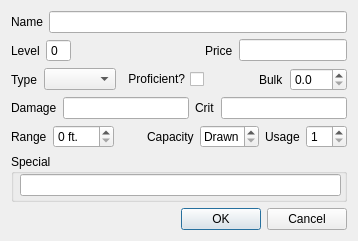
This is WeaponDialog.ui in smithbt/StarfinderCharacterApp as Qt 5 draws it before an edit. The edited form follows.
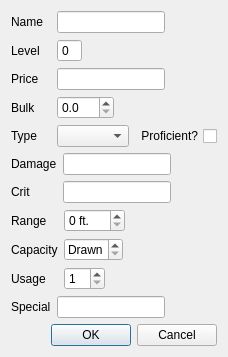
This is the edited form.

Commit message: Changed how WeaponWidget displays ammo information.

Diff of the .ui file:
```diff
--- a/WeaponDialog.ui
+++ b/WeaponDialog.ui
@@ -6,17 +6,18 @@
    <rect>
     <x>0</x>
     <y>0</y>
-    <width>358</width>
-    <height>221</height>
+    <width>207</width>
+    <height>353</height>
    </rect>
   </property>
   <property name="windowTitle">
    <string>New Weapon</string>
   </property>
-  <layout class="QVBoxLayout" name="verticalLayout">
-   <item>
-    <layout class="QHBoxLayout" name="horizontalLayout_3">
-     <item>
+  <layout class="QFormLayout" name="formLayout_2">
+   <property name="fieldGrowthPolicy">
+    <enum>QFormLayout::FieldsStayAtSizeHint</enum>
+   </property>
+   <item row="0" column="0">
       <widget class="QLabel" name="name_label">
        <property name="text">
         <string>Name</string>
@@ -26,14 +27,10 @@
        </property>
       </widget>
      </item>
-     <item>
+   <item row="0" column="1">
       <widget class="QLineEdit" name="name_lineEdit"/>
      </item>
-    </layout>
-   </item>
-   <item>
-    <layout class="QHBoxLayout" name="horizontalLayout">
-     <item>
+   <item row="1" column="0">
       <widget class="QLabel" name="level_label">
        <property name="text">
         <string>Level</string>
@@ -43,7 +40,7 @@
        </property>
       </widget>
      </item>
-     <item>
+   <item row="1" column="1">
       <widget class="QSpinBox" name="level_spinBox">
        <property name="buttonSymbols">
         <enum>QAbstractSpinBox::NoButtons</enum>
@@ -53,20 +50,7 @@
        </property>
       </widget>
      </item>
-     <item>
-      <spacer name="horizontalSpacer_4">
-       <property name="orientation">
-        <enum>Qt::Horizontal</enum>
-       </property>
-       <property name="sizeHint" stdset="0">
-        <size>
-         <width>40</width>
-         <height>20</height>
-        </size>
-       </property>
-      </spacer>
-     </item>
-     <item>
+   <item row="2" column="0">
       <widget class="QLabel" name="price_label">
        <property name="text">
         <string>Price</string>
@@ -76,7 +60,7 @@
        </property>
       </widget>
      </item>
-     <item>
+   <item row="2" column="1">
       <widget class="QLineEdit" name="price_lineEdit">
        <property name="sizePolicy">
         <sizepolicy hsizetype="Preferred" vsizetype="Fixed">
@@ -86,11 +70,24 @@
        </property>
       </widget>
      </item>
-    </layout>
+   <item row="3" column="0">
+    <widget class="QLabel" name="bulk_label">
+     <property name="text">
+      <string>Bulk</string>
+     </property>
+     <property name="buddy">
+      <cstring>bulk_doubleSpinBox</cstring>
+     </property>
+    </widget>
    </item>
-   <item>
-    <layout class="QHBoxLayout" name="horizontalLayout_2">
-     <item>
+   <item row="3" column="1">
+    <widget class="QDoubleSpinBox" name="bulk_doubleSpinBox">
+     <property name="decimals">
+      <number>1</number>
+     </property>
+    </widget>
+   </item>
+   <item row="4" column="0">
       <widget class="QLabel" name="type_label">
        <property name="text">
         <string>Type</string>
@@ -100,6 +97,8 @@
        </property>
       </widget>
      </item>
+   <item row="4" column="1">
+    <layout class="QHBoxLayout" name="horizontalLayout_2">
      <item>
       <widget class="QComboBox" name="type_comboBox"/>
      </item>
@@ -113,41 +112,14 @@
        </property>
       </widget>
      </item>
-     <item>
-      <spacer name="horizontalSpacer">
-       <property name="orientation">
-        <enum>Qt::Horizontal</enum>
-       </property>
-       <property name="sizeHint" stdset="0">
-        <size>
-         <width>40</width>
-         <height>20</height>
-        </size>
-       </property>
-      </spacer>
-     </item>
-     <item>
-      <widget class="QLabel" name="bulk_label">
-       <property name="text">
-        <string>Bulk</string>
-       </property>
-       <property name="buddy">
-        <cstring>bulk_doubleSpinBox</cstring>
-       </property>
-      </widget>
-     </item>
-     <item>
-      <widget class="QDoubleSpinBox" name="bulk_doubleSpinBox">
-       <property name="decimals">
-        <number>1</number>
-       </property>
-      </widget>
-     </item>
     </layout>
    </item>
-   <item>
+   <item row="5" column="0" colspan="2">
     <widget class="QWidget" name="damage_fields" native="true">
-     <layout class="QHBoxLayout" name="horizontalLayout_6">
+     <layout class="QFormLayout" name="formLayout_3">
+      <property name="fieldGrowthPolicy">
+       <enum>QFormLayout::FieldsStayAtSizeHint</enum>
+      </property>
       <property name="leftMargin">
        <number>0</number>
       </property>
@@ -160,32 +132,35 @@
       <property name="bottomMargin">
        <number>0</number>
       </property>
-      <item>
+      <item row="0" column="0">
        <widget class="QLabel" name="damage_label">
         <property name="text">
          <string>Damage</string>
         </property>
        </widget>
       </item>
-      <item>
+      <item row="0" column="1">
        <widget class="QLineEdit" name="damage_lineEdit"/>
       </item>
-      <item>
+      <item row="1" column="0">
        <widget class="QLabel" name="crit_label">
         <property name="text">
          <string>Crit</string>
         </property>
        </widget>
       </item>
-      <item>
+      <item row="1" column="1">
        <widget class="QLineEdit" name="crit_lineEdit"/>
       </item>
      </layout>
     </widget>
    </item>
-   <item>
+   <item row="6" column="0" colspan="2">
     <widget class="QWidget" name="rangedWeapon_fields" native="true">
-     <layout class="QHBoxLayout" name="f">
+     <layout class="QFormLayout" name="formLayout">
+      <property name="fieldGrowthPolicy">
+       <enum>QFormLayout::FieldsStayAtSizeHint</enum>
+      </property>
       <property name="leftMargin">
        <number>0</number>
       </property>
@@ -198,14 +173,14 @@
       <property name="bottomMargin">
        <number>0</number>
       </property>
-      <item>
+      <item row="0" column="0">
        <widget class="QLabel" name="range_label">
         <property name="text">
          <string>Range</string>
         </property>
        </widget>
       </item>
-      <item>
+      <item row="0" column="1">
        <widget class="QSpinBox" name="range_spinBox">
         <property name="suffix">
          <string> ft.</string>
@@ -218,27 +193,7 @@
         </property>
        </widget>
       </item>
-      <item>
-       <spacer name="horizontalSpacer_3">
-        <property name="orientation">
-         <enum>Qt::Horizontal</enum>
-        </property>
-        <property name="sizeHint" stdset="0">
-         <size>
-          <width>40</width>
-          <height>20</height>
-         </size>
-        </property>
-       </spacer>
-      </item>
-      <item>
-       <widget class="QLabel" name="capacity_label">
-        <property name="text">
-         <string>Capacity</string>
-        </property>
-       </widget>
-      </item>
-      <item>
+      <item row="2" column="1">
        <widget class="QSpinBox" name="capacity_spinBox">
         <property name="specialValueText">
          <string>Drawn</string>
@@ -248,51 +203,41 @@
         </property>
        </widget>
       </item>
-      <item>
-       <widget class="QLabel" name="usage_label">
-        <property name="text">
-         <string>Usage</string>
-        </property>
-       </widget>
-      </item>
-      <item>
+      <item row="4" column="1">
        <widget class="QSpinBox" name="usage_spinBox">
         <property name="minimum">
          <number>1</number>
         </property>
        </widget>
       </item>
+      <item row="2" column="0">
+       <widget class="QLabel" name="capacity_label">
+        <property name="text">
+         <string>Capacity</string>
+        </property>
+       </widget>
+      </item>
+      <item row="4" column="0">
+       <widget class="QLabel" name="usage_label">
+        <property name="text">
+         <string>Usage</string>
+        </property>
+       </widget>
+      </item>
      </layout>
     </widget>
    </item>
-   <item>
-    <widget class="QGroupBox" name="groupBox_2">
-     <property name="title">
+   <item row="7" column="0">
+    <widget class="QLabel" name="specialLabel">
+     <property name="text">
       <string>Special</string>
      </property>
-     <layout class="QGridLayout" name="gridLayout_4">
-      <property name="leftMargin">
-       <number>6</number>
-      </property>
-      <property name="topMargin">
-       <number>0</number>
-      </property>
-      <property name="rightMargin">
-       <number>3</number>
-      </property>
-      <property name="bottomMargin">
-       <number>3</number>
-      </property>
-      <property name="verticalSpacing">
-       <number>0</number>
-      </property>
-      <item row="0" column="0">
+    </widget>
+   </item>
+   <item row="7" column="1">
        <widget class="QLineEdit" name="special_lineEdit"/>
       </item>
-     </layout>
-    </widget>
-   </item>
-   <item>
+   <item row="8" column="0" colspan="2">
     <widget class="QDialogButtonBox" name="buttonBox">
      <property name="standardButtons">
       <set>QDialogButtonBox::Cancel|QDialogButtonBox::Ok</set>
```
Lines whose indentation alone changed are shown as unchanged. The commit also changes 2 other files.
